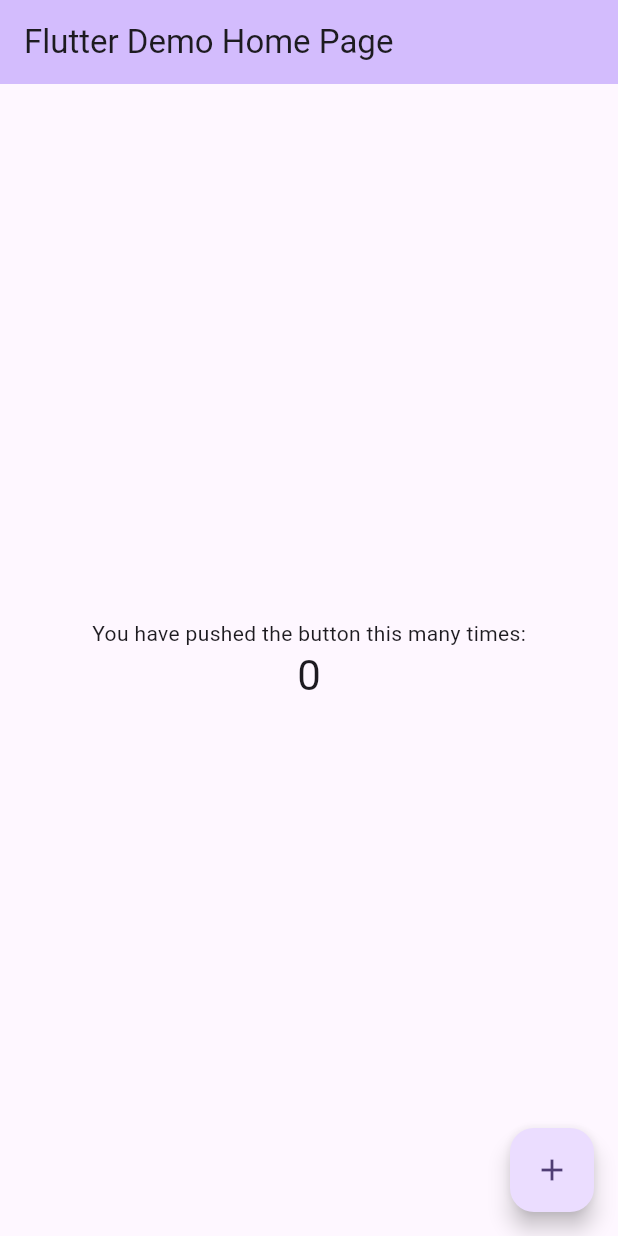
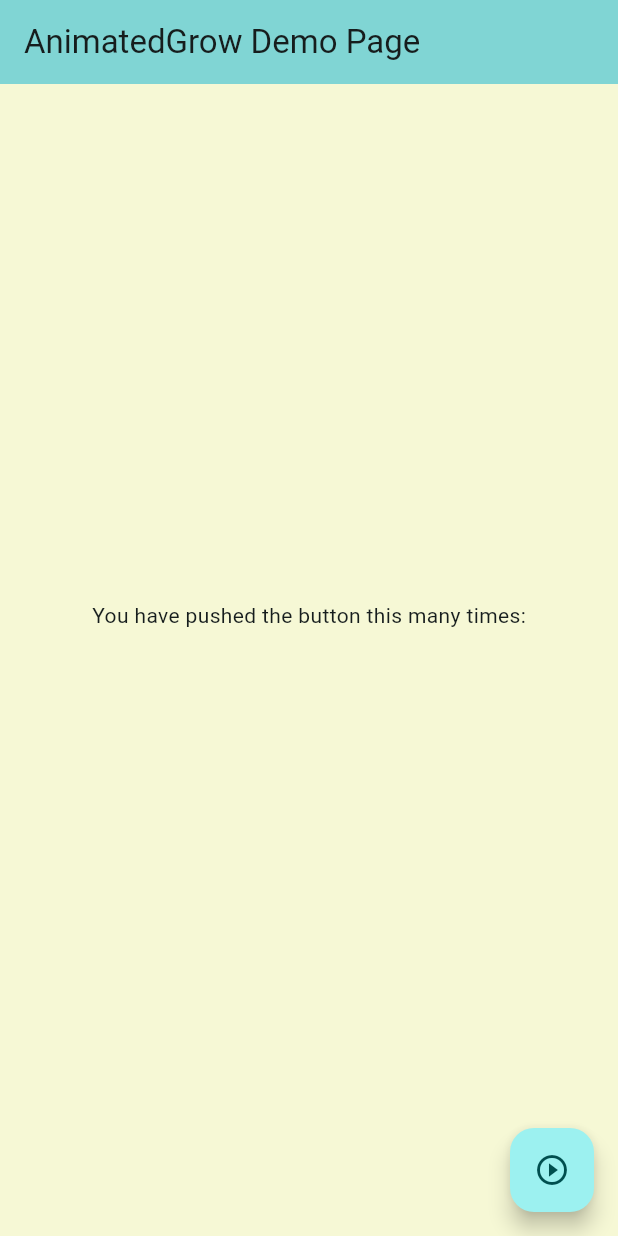
Before and after one commit to hamhoney/animated_grow, a Flutter app: the screen it shows after launch, on a phone screen of 412 x 824 dp. Run offline on Flutter 3.47's test engine with Material 3 defaults, Android fonts, the phone set to English and light mode, and no system bars.

Commit message:
Searching no effected the others way

```diff
--- a/example/lib/main.dart
+++ b/example/lib/main.dart
@@ -1,3 +1,4 @@
+import 'package:animated_grow/animated_grow.dart';
 import 'package:flutter/material.dart';
 
 void main() {
@@ -11,41 +12,18 @@ class MyApp extends StatelessWidget {
   @override
   Widget build(BuildContext context) {
     return MaterialApp(
-      title: 'Flutter Demo',
+      title: 'Flutter AnimatedGrow Demo',
       theme: ThemeData(
-        // This is the theme of your application.
-        //
-        // TRY THIS: Try running your application with "flutter run". You'll see
-        // the application has a purple toolbar. Then, without quitting the app,
-        // try changing the seedColor in the colorScheme below to Colors.green
-        // and then invoke "hot reload" (save your changes or press the "hot
-        // reload" button in a Flutter-supported IDE, or press "r" if you used
-        // the command line to start the app).
-        //
-        // Notice that the counter didn't reset back to zero; the application
-        // state is not lost during the reload. To reset the state, use hot
-        // restart instead.
-        //
-        // This works for code too, not just values: Most code changes can be
-        // tested with just a hot reload.
-        colorScheme: ColorScheme.fromSeed(seedColor: Colors.deepPurple),
+        // This is the theme of your
+        colorScheme: ColorScheme.fromSeed(seedColor: Colors.cyanAccent),
       ),
-      home: const MyHomePage(title: 'Flutter Demo Home Page'),
+      home: const MyHomePage(title: 'AnimatedGrow Demo Page'),
     );
   }
 }
 
 class MyHomePage extends StatefulWidget {
   const MyHomePage({super.key, required this.title});
-
-  // This widget is the home page of your application. It is stateful, meaning
-  // that it has a State object (defined below) that contains fields that affect
-  // how it looks.
-
-  // This class is the configuration for the state. It holds the values (in this
-  // case the title) provided by the parent (in this case the App widget) and
-  // used by the build method of the State. Fields in a Widget subclass are
-  // always marked "final".
 
   final String title;
 
@@ -54,68 +32,41 @@ class MyHomePage extends StatefulWidget {
 }
 
 class _MyHomePageState extends State<MyHomePage> {
-  int _counter = 0;
-
-  void _incrementCounter() {
-    setState(() {
-      // This call to setState tells the Flutter framework that something has
-      // changed in this State, which causes it to rerun the build method below
-      // so that the display can reflect the updated values. If we changed
-      // _counter without calling setState(), then the build method would not be
-      // called again, and so nothing would appear to happen.
-      _counter++;
-    });
-  }
+  AnimationController? controller;
 
   @override
   Widget build(BuildContext context) {
-    // This method is rerun every time setState is called, for instance as done
-    // by the _incrementCounter method above.
-    //
-    // The Flutter framework has been optimized to make rerunning build methods
-    // fast, so that you can just rebuild anything that needs updating rather
-    // than having to individually change instances of widgets.
     return Scaffold(
       appBar: AppBar(
-        // TRY THIS: Try changing the color here to a specific color (to
-        // Colors.amber, perhaps?) and trigger a hot reload to see the AppBar
-        // change color while the other colors stay the same.
         backgroundColor: Theme.of(context).colorScheme.inversePrimary,
-        // Here we take the value from the MyHomePage object that was created by
-        // the App.build method, and use it to set our appbar title.
         title: Text(widget.title),
       ),
-      body: Center(
-        // Center is a layout widget. It takes a single child and positions it
-        // in the middle of the parent.
-        child: Column(
-          // Column is also a layout widget. It takes a list of children and
-          // arranges them vertically. By default, it sizes itself to fit its
-          // children horizontally, and tries to be as tall as its parent.
-          //
-          // Column has various properties to control how it sizes itself and
-          // how it positions its children. Here we use mainAxisAlignment to
-          // center the children vertically; the main axis here is the vertical
-          // axis because Columns are vertical (the cross axis would be
-          // horizontal).
-          //
-          // TRY THIS: Invoke "debug painting" (choose the "Toggle Debug Paint"
-          // action in the IDE, or press "p" in the console), to see the
-          // wireframe for each widget.
-          mainAxisAlignment: MainAxisAlignment.center,
-          children: <Widget>[
-            const Text('You have pushed the button this many times:'),
-            Text(
-              '$_counter',
-              style: Theme.of(context).textTheme.headlineMedium,
+      body: SafeArea(
+        child: Center(
+          child: Container(
+            color: Colors.yellow.withAlpha(50),
+            child: Column(
+              mainAxisAlignment: MainAxisAlignment.center,
+              children: <Widget>[
+                const Text('You have pushed the button this many times:'),
+                AnimatedGrow(
+                  controller: (gc) => controller = gc,
+                  child: Container(
+                    color: Colors.red,
+                    width: 200,
+                    height: 60,
+                  ),
+                )
+              ],
             ),
-          ],
+          ),
         ),
       ),
       floatingActionButton: FloatingActionButton(
-        onPressed: _incrementCounter,
-        tooltip: 'Increment',
-        child: const Icon(Icons.add),
+        onPressed: () {
+          controller?.forward();
+        },
+        child: const Icon(Icons.play_circle_outline),
       ), // This trailing comma makes auto-formatting nicer for build methods.
     );
   }
--- a/example/pubspec.yaml
+++ b/example/pubspec.yaml
@@ -13,3 +13,6 @@ dependencies:
 
   animated_grow:
     path: ../
+
+flutter:
+  uses-material-design: true
--- a/lib/src/animated_grow_controller.dart
+++ b/lib/src/animated_grow_controller.dart
@@ -13,6 +13,7 @@ import 'animated_grow_base.dart';
 class AnimatedGrow extends AnimatedGrowBase {
   const AnimatedGrow({
     super.key,
+    super.controller,
     super.curve,
     super.duration,
     super.direction,
--- a/lib/src/animated_grow_data.dart
+++ b/lib/src/animated_grow_data.dart
@@ -4,16 +4,20 @@ import 'animated_grow_direction.dart';
 
 class AnimatedGrowData {
   AnimatedGrowData({
+    required this.controller,
     required this.curve,
     required this.duration,
+    required this.reverseDuration,
     required this.direction,
     required this.child,
   }) {
     isHorizontal = direction == GrowDirection.leftToRight || direction == GrowDirection.rightToLeft;
   }
 
+  final Function(AnimationController gc)? controller;
   Curve curve;
   Duration duration;
+  Duration reverseDuration;
   GrowDirection direction;
   late bool isHorizontal;
   final Widget child;
--- a/lib/src/animated_grow_horizontal.dart
+++ b/lib/src/animated_grow_horizontal.dart
@@ -19,8 +19,9 @@ class AnimatedGrowHorizontal extends StatefulWidget {
 
 class _AnimatedGrowHorizontalState extends State<AnimatedGrowHorizontal> with SingleTickerProviderStateMixin {
   late final Alignment alignment;
+  late final double axisAlignment = 0.0;
 
-  AnimationController? controller;
+  late final AnimationController controller;
   late final Animation<double> sizeAnimation;
 
   @override
@@ -39,28 +40,43 @@ class _AnimatedGrowHorizontalState extends State<AnimatedGrowHorizontal> with Si
       reverseDuration: widget.data.duration,
     );
 
-    sizeAnimation = Tween<double>(begin: 0, end: null).animate(
-      CurvedAnimation(parent: controller!, curve: widget.data.curve)
+    sizeAnimation = Tween<double>(begin: 0, end: 1).animate(
+      CurvedAnimation(parent: controller, curve: widget.data.curve)
     );
+
+    widget.data.controller?.call(controller);
+    sizeAnimation.addListener(animationEventListener);
+  }
+
+  @override
+  void dispose() {
+    controller.dispose();
+    super.dispose();
   }
 
   @override
   Widget build(BuildContext context) {
-
-
     return AnimatedBuilder(
       animation: sizeAnimation,
       builder: (context, child) {
-        return AnimatedSize(
-          duration: widget.data.duration,
-          alignment: alignment,
-          child: SizedBox(
-            width: sizeAnimation.value,
+        return Flex(
+          direction: Axis.horizontal,
+          children: [SizeTransition(
+            sizeFactor: sizeAnimation,
+            axis: Axis.horizontal,
+            axisAlignment: -1,
             child: child,
-          ),
+          )],
         );
       },
       child: widget.data.child,
     );
   }
+
+  void animationEventListener() {
+    print('animationEventListener... ${sizeAnimation.value}');
+    setState(() {
+
+    });
+  }
 }
```
Also changed, not shown: lib/src/animated_grow_base.dart (+10 -0 lines), pubspec.yaml (+1 -43 lines).
